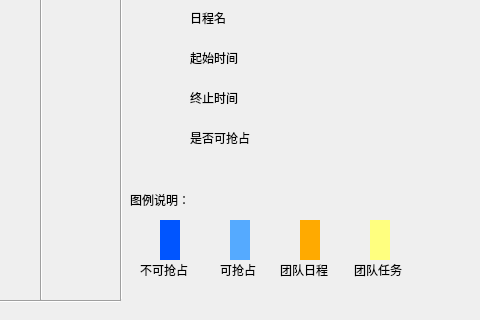
This is OutTime/timetable.ui in agilelike/OurTime as Qt 5 draws it before an edit; both pictures show x 720 to 1200 and y 160 to 480 of the 1200 by 480 pixel window. The edited form follows.
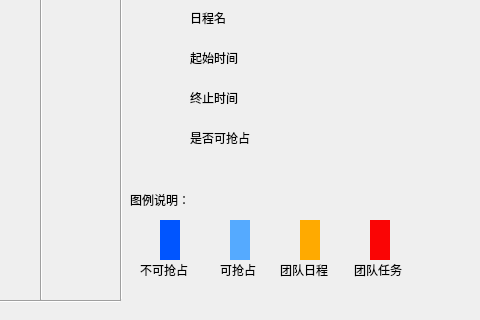
This is the edited form.

```diff
--- a/OutTime/timetable.ui
+++ b/OutTime/timetable.ui
@@ -367,7 +367,7 @@
     </rect>
    </property>
    <property name="styleSheet">
-    <string notr="true">background-color: rgb(255, 255, 127);</string>
+    <string notr="true">background-color: rgb(250, 5, 5);</string>
    </property>
    <property name="text">
     <string/>
```
